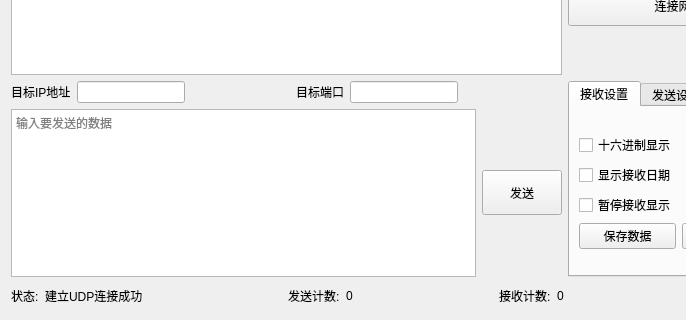
muziing/NetAssist_PyQt, file UI/MainWindowUI.ui: the form before one commit; both pictures show x 0 to 686 and y 280 to 600 of the 800 by 600 pixel window.
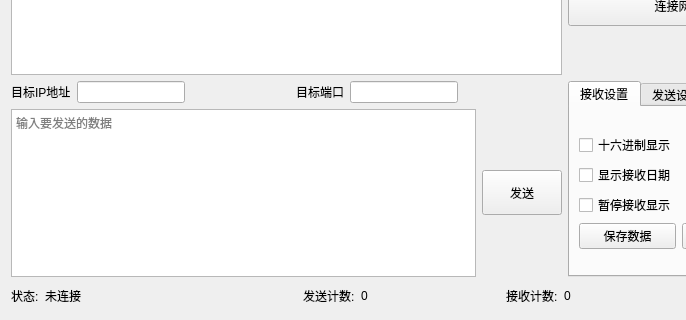
The form after the commit. Icons and pictures are not drawn.

What changed in the file:
```diff
--- a/UI/MainWindowUI.ui
+++ b/UI/MainWindowUI.ui
@@ -386,8 +386,26 @@
        </item>
        <item>
         <widget class="QLabel" name="StateLabel">
+         <property name="sizePolicy">
+          <sizepolicy hsizetype="Fixed" vsizetype="Fixed">
+           <horstretch>0</horstretch>
+           <verstretch>0</verstretch>
+          </sizepolicy>
+         </property>
+         <property name="minimumSize">
+          <size>
+           <width>120</width>
+           <height>25</height>
+          </size>
+         </property>
+         <property name="maximumSize">
+          <size>
+           <width>120</width>
+           <height>25</height>
+          </size>
+         </property>
          <property name="text">
-          <string>建立UDP连接成功</string>
+          <string>未连接</string>
          </property>
         </widget>
        </item>
```
Left out of the diff: 26 changed lines with no effect on the pictures.
